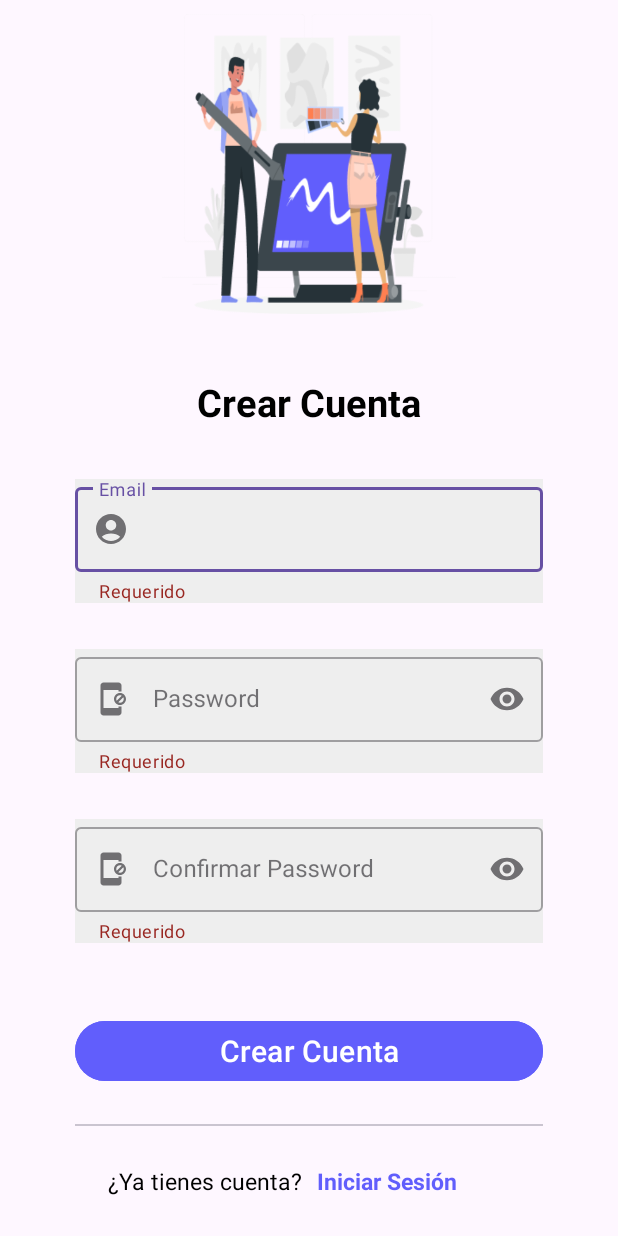
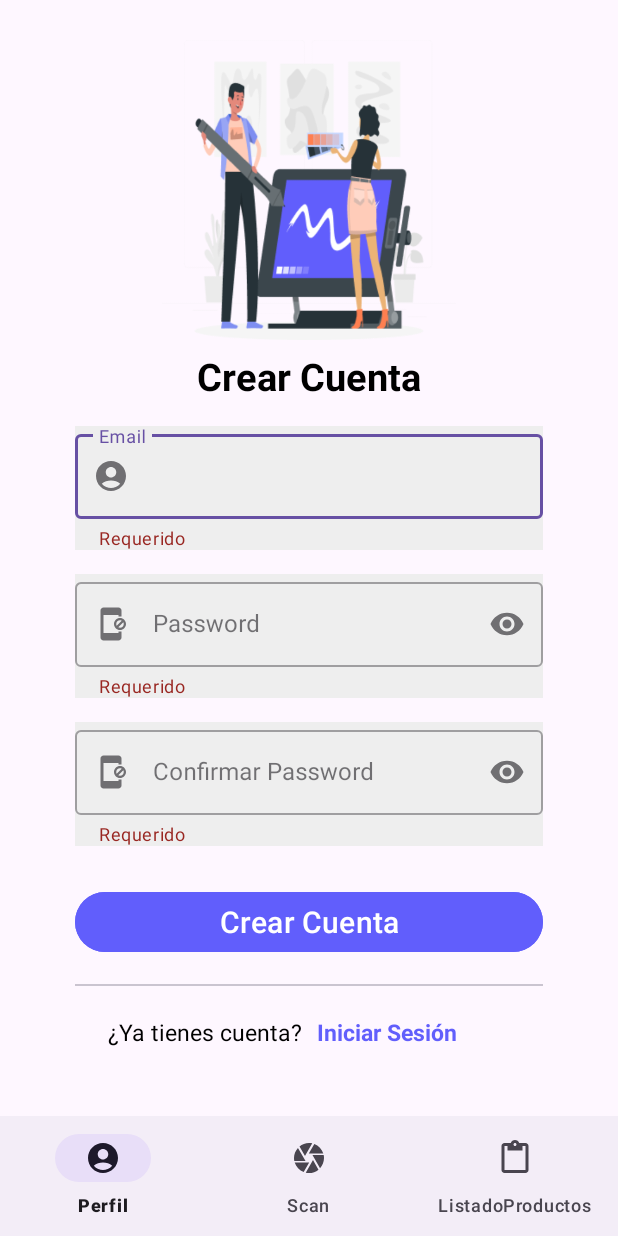
Before and after one commit to JorLOrT/ProyectoFinal, an Android app: the screen it shows after launch (MainActivity), on a phone screen of 412 x 824 dp. Run offline under Robolectric (Android 15) with nearby library versions, the phone set to English and light mode, and no system bars; our stand-ins replace navigation-ui.

Commit message:
Creación del bottom_navigation_menu e implementación de la navegación entre pestañas (botones).

```diff
--- a/app/src/main/java/com/example/proyectofinal/MainActivity.kt
+++ b/app/src/main/java/com/example/proyectofinal/MainActivity.kt
@@ -2,10 +2,20 @@ package com.example.proyectofinal
 
 import android.os.Bundle
 import androidx.appcompat.app.AppCompatActivity
+import androidx.navigation.findNavController
+import androidx.navigation.fragment.NavHostFragment
+import androidx.navigation.ui.NavigationUI
+import com.google.android.material.bottomnavigation.BottomNavigationView
 
 class MainActivity : AppCompatActivity() {
     override fun onCreate(savedInstanceState: Bundle?) {
         super.onCreate(savedInstanceState)
         setContentView(R.layout.activity_main)
+
+        val bottomNavigationView = findViewById<BottomNavigationView>(R.id.bottom_navigation)
+        val navFragment = supportFragmentManager.findFragmentById(R.id.contenedor_fragment) as NavHostFragment
+
+        NavigationUI.setupWithNavController(bottomNavigationView, navFragment.navController)
+
     }
 }
--- /dev/null
+++ b/app/src/main/res/drawable/baseline_camera_24.xml
@@ -0,0 +1,5 @@
+<vector xmlns:android="http://schemas.android.com/apk/res/android" android:height="24dp" android:tint="#000000" android:viewportHeight="24" android:viewportWidth="24" android:width="24dp">
+
+    <path android:fillColor="@android:color/white" android:pathData="M9.4,10.5l4.77,-8.26C13.47,2.09 12.75,2 12,2c-2.4,0 -4.6,0.85 -6.32,2.25l3.66,6.35 0.06,-0.1zM21.54,9c-0.92,-2.92 -3.15,-5.26 -6,-6.34L11.88,9h9.66zM21.8,10h-7.49l0.29,0.5 4.76,8.25C21,16.97 22,14.61 22,12c0,-0.69 -0.07,-1.35 -0.2,-2zM8.54,12l-3.9,-6.75C3.01,7.03 2,9.39 2,12c0,0.69 0.07,1.35 0.2,2h7.49l-1.15,-2zM2.46,15c0.92,2.92 3.15,5.26 6,6.34L12.12,15L2.46,15zM13.73,15l-3.9,6.76c0.7,0.15 1.42,0.24 2.17,0.24 2.4,0 4.6,-0.85 6.32,-2.25l-3.66,-6.35 -0.93,1.6z"/>
+
+</vector>
--- /dev/null
+++ b/app/src/main/res/drawable/baseline_content_paste_24.xml
@@ -0,0 +1,5 @@
+<vector xmlns:android="http://schemas.android.com/apk/res/android" android:height="24dp" android:tint="#000000" android:viewportHeight="24" android:viewportWidth="24" android:width="24dp">
+
+    <path android:fillColor="@android:color/white" android:pathData="M19,2h-4.18C14.4,0.84 13.3,0 12,0c-1.3,0 -2.4,0.84 -2.82,2L5,2c-1.1,0 -2,0.9 -2,2v16c0,1.1 0.9,2 2,2h14c1.1,0 2,-0.9 2,-2L21,4c0,-1.1 -0.9,-2 -2,-2zM12,2c0.55,0 1,0.45 1,1s-0.45,1 -1,1 -1,-0.45 -1,-1 0.45,-1 1,-1zM19,20L5,20L5,4h2v3h10L17,4h2v16z"/>
+
+</vector>
--- a/app/src/main/res/layout/activity_main.xml
+++ b/app/src/main/res/layout/activity_main.xml
@@ -10,13 +10,24 @@
     <androidx.fragment.app.FragmentContainerView
         android:id="@+id/contenedor_fragment"
         android:name="androidx.navigation.fragment.NavHostFragment"
-        app:navGraph="@navigation/navegacion"
+        android:layout_width="match_parent"
+        android:layout_height="wrap_content"
         app:defaultNavHost="true"
-        android:layout_width="match_parent"
-        android:layout_height="match_parent"
-        app:layout_constraintBottom_toBottomOf="parent"
+        app:layout_constraintBottom_toTopOf="@+id/bottom_navigation"
         app:layout_constraintEnd_toEndOf="parent"
         app:layout_constraintStart_toStartOf="parent"
-        app:layout_constraintTop_toTopOf="parent" />
+        app:layout_constraintTop_toTopOf="parent"
+        app:navGraph="@navigation/navegacion" />
+
+
+    <com.google.android.material.bottomnavigation.BottomNavigationView
+        android:id="@+id/bottom_navigation"
+        android:layout_width="match_parent"
+        android:layout_height="wrap_content"
+        app:layout_constraintStart_toStartOf="parent"
+        app:layout_constraintEnd_toEndOf="parent"
+        app:layout_constraintBottom_toBottomOf="parent"
+        app:menu="@menu/bottom_navigation_menu"
+        />
 
 </androidx.constraintlayout.widget.ConstraintLayout>
--- /dev/null
+++ b/app/src/main/res/menu/bottom_navigation_menu.xml
@@ -0,0 +1,20 @@
+<?xml version="1.0" encoding="utf-8"?>
+<menu xmlns:android="http://schemas.android.com/apk/res/android">
+    <item
+        android:id="@+id/perfilFragment"
+        android:icon="@drawable/baseline_account_circle_24"
+        android:title="@string/menu_perfil"
+    />
+
+    <item
+        android:id="@+id/scan"
+        android:icon="@drawable/baseline_camera_24"
+        android:title="@string/menu_scan"
+    />
+
+    <item
+        android:id="@+id/listadodeproductos"
+        android:icon="@drawable/baseline_content_paste_24"
+        android:title="@string/menu_listado"
+    />
+</menu>
--- a/app/src/main/res/values/strings.xml
+++ b/app/src/main/res/values/strings.xml
@@ -16,6 +16,11 @@
     <string name="texto_con_cuenta">¿Ya tienes cuenta?</string>
     <string name="texto_registrarse">Registrarse</string>
     <string name="texto_login">Iniciar Sesión</string>
+    <string name="menu_perfil">Perfil</string>
+    <string name="menu_listado">ListadoProductos</string>
+    <string name="menu_scan">Scan</string>
+    <!-- TODO: Remove or change this placeholder text -->
+    <string name="hello_blank_fragment">Hello blank fragment</string>
 
 
 </resources>
```
